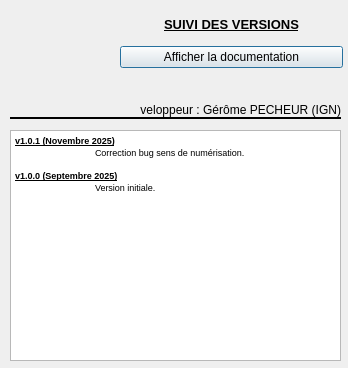
IGNF/assistant-hydro-national-qgis-plugin, file aproposde.ui: the form before one commit.
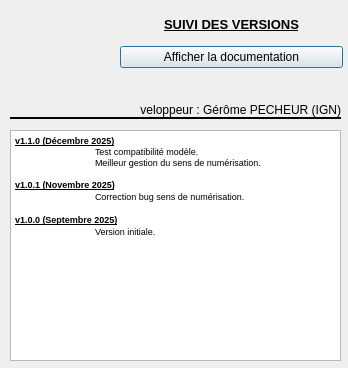
The form after the commit. Icons and pictures are not drawn.

Commit message: ajout test modèle, correction bug sens num

Patch:
```diff
--- a/aproposde.ui
+++ b/aproposde.ui
@@ -137,6 +137,10 @@
 &lt;html&gt;&lt;head&gt;&lt;meta name=&quot;qrichtext&quot; content=&quot;1&quot; /&gt;&lt;style type=&quot;text/css&quot;&gt;
 p, li { white-space: pre-wrap; }
 &lt;/style&gt;&lt;/head&gt;&lt;body style=&quot; font-family:'MS Shell Dlg 2'; font-size:7.8pt; font-weight:400; font-style:normal;&quot;&gt;
+&lt;p style=&quot; margin-top:0px; margin-bottom:0px; margin-left:0px; margin-right:0px; -qt-block-indent:0; text-indent:0px;&quot;&gt;&lt;span style=&quot; font-size:7pt; font-weight:600; text-decoration: underline;&quot;&gt;v1.1.0 (Décembre 2025)&lt;/span&gt;&lt;/p&gt;
+&lt;p style=&quot; margin-top:0px; margin-bottom:0px; margin-left:0px; margin-right:0px; -qt-block-indent:0; text-indent:0px;&quot;&gt;&lt;span style=&quot; font-size:7pt;&quot;&gt;	Test compatibilité modèle.&lt;/span&gt;&lt;/p&gt;
+&lt;p style=&quot; margin-top:0px; margin-bottom:0px; margin-left:0px; margin-right:0px; -qt-block-indent:0; text-indent:0px;&quot;&gt;&lt;span style=&quot; font-size:7pt;&quot;&gt;	Meilleur gestion du sens de numérisation.&lt;/span&gt;&lt;/p&gt;
+&lt;p style=&quot;-qt-paragraph-type:empty; margin-top:0px; margin-bottom:0px; margin-left:0px; margin-right:0px; -qt-block-indent:0; text-indent:0px; font-size:7pt;&quot;&gt;&lt;br /&gt;&lt;/p&gt;
 &lt;p style=&quot; margin-top:0px; margin-bottom:0px; margin-left:0px; margin-right:0px; -qt-block-indent:0; text-indent:0px;&quot;&gt;&lt;span style=&quot; font-size:7pt; font-weight:600; text-decoration: underline;&quot;&gt;v1.0.1 (Novembre 2025)&lt;/span&gt;&lt;/p&gt;
 &lt;p style=&quot; margin-top:0px; margin-bottom:0px; margin-left:0px; margin-right:0px; -qt-block-indent:0; text-indent:0px;&quot;&gt;	&lt;span style=&quot; font-size:7pt;&quot;&gt;Correction bug sens de numérisation.&lt;/span&gt;&lt;/p&gt;
 &lt;p style=&quot;-qt-paragraph-type:empty; margin-top:0px; margin-bottom:0px; margin-left:0px; margin-right:0px; -qt-block-indent:0; text-indent:0px; font-size:7pt;&quot;&gt;&lt;br /&gt;&lt;/p&gt;
```
The commit also changes 9 other files.
